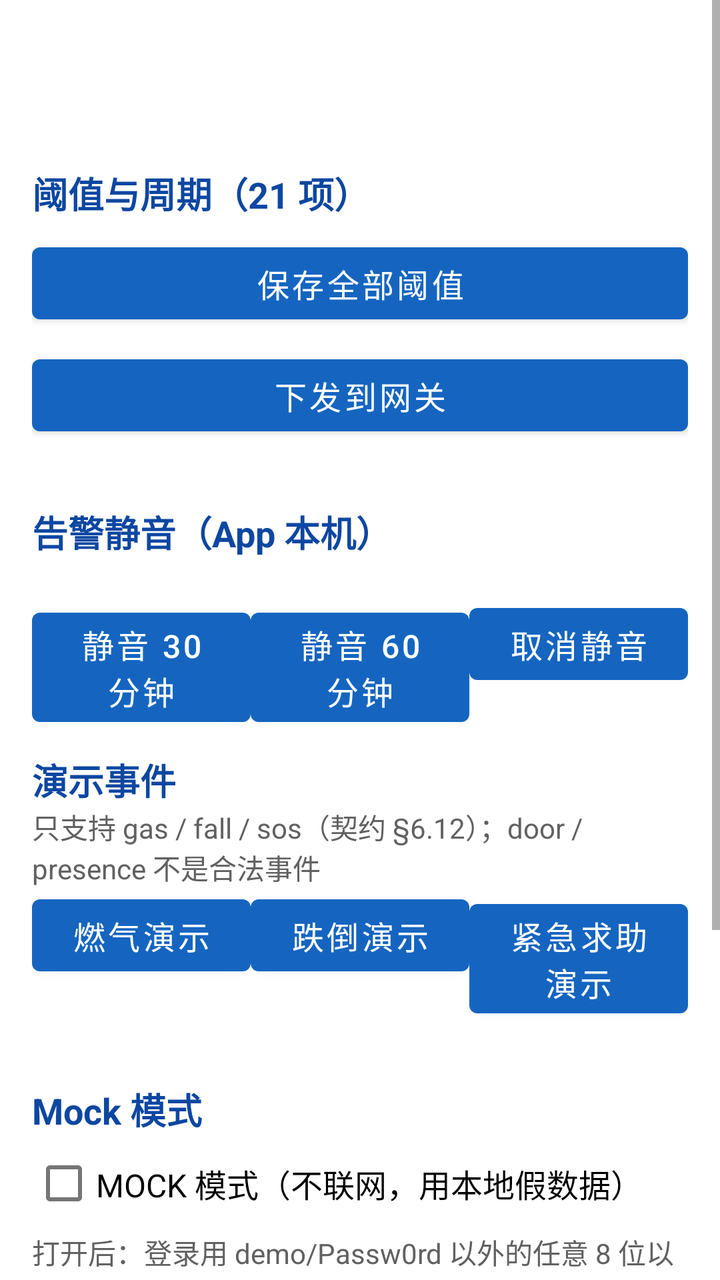
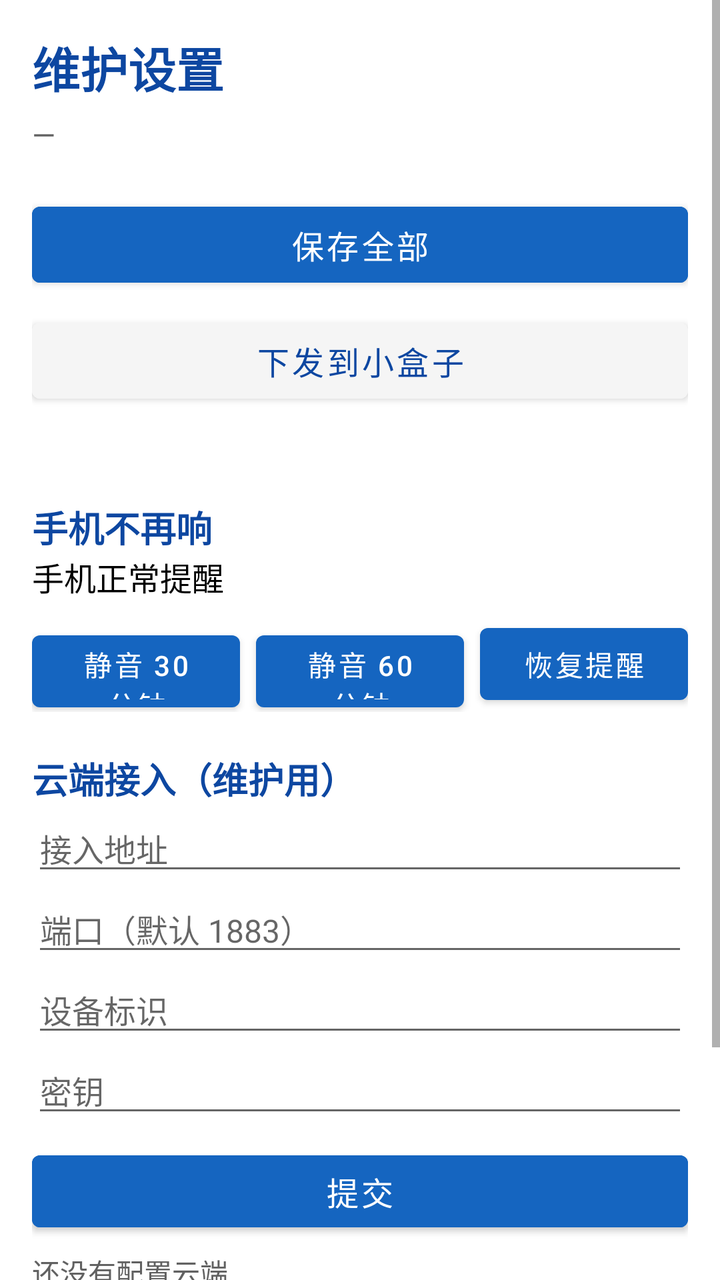

An Android layout rendered at two revisions. The XML below is the earlier revision; the diff shows what the commit changed to produce the second picture.
<!-- AndroidManifest.xml: application theme Theme.ElderCare.Provision -->
<!-- res/layout/activity_settings.xml -->
<?xml version="1.0" encoding="utf-8"?>
<ScrollView xmlns:android="http://schemas.android.com/apk/res/android"
    android:layout_width="match_parent"
    android:layout_height="match_parent">

    <LinearLayout
        android:layout_width="match_parent"
        android:layout_height="wrap_content"
        android:orientation="vertical"
        android:padding="16dp">

        <TextView
            android:id="@+id/tvOfflineBanner"
            style="@style/CardBody"
            android:layout_width="match_parent"
            android:layout_height="wrap_content"
            android:background="@color/err_bg"
            android:padding="8dp"
            android:text="@string/offline_banner"
            android:visibility="gone" />

        <TextView
            android:id="@+id/tvAccount"
            style="@style/CardTitle"
            android:layout_width="match_parent"
            android:layout_height="wrap_content" />

        <TextView
            android:id="@+id/tvSource"
            style="@style/CardBody"
            android:layout_width="match_parent"
            android:layout_height="wrap_content" />

        <TextView
            style="@style/CardTitle"
            android:layout_width="match_parent"
            android:layout_height="wrap_content"
            android:text="@string/label_thresholds" />

        <LinearLayout
            android:id="@+id/listSettings"
            android:layout_width="match_parent"
            android:layout_height="wrap_content"
            android:orientation="vertical" />

        <Button
            android:id="@+id/btnSaveAll"
            style="@style/Field"
            android:layout_width="match_parent"
            android:layout_height="wrap_content"
            android:text="@string/action_save_all" />

        <Button
            android:id="@+id/btnDispatch"
            style="@style/Field"
            android:layout_width="match_parent"
            android:layout_height="wrap_content"
            android:text="@string/action_dispatch_settings" />

        <TextView
            android:id="@+id/tvDispatchResult"
            style="@style/CardBody"
            android:layout_width="match_parent"
            android:layout_height="wrap_content" />

        <TextView
            style="@style/CardTitle"
            android:layout_width="match_parent"
            android:layout_height="wrap_content"
            android:text="@string/label_mute" />

        <TextView
            android:id="@+id/tvMuteState"
            style="@style/CardBody"
            android:layout_width="match_parent"
            android:layout_height="wrap_content" />

        <LinearLayout
            android:layout_width="match_parent"
            android:layout_height="wrap_content"
            android:orientation="horizontal">

            <Button
                android:id="@+id/btnMute30"
                android:layout_width="0dp"
                android:layout_height="wrap_content"
                android:layout_weight="1"
                android:text="@string/action_mute_30" />

            <Button
                android:id="@+id/btnMute60"
                android:layout_width="0dp"
                android:layout_height="wrap_content"
                android:layout_weight="1"
                android:text="@string/action_mute_60" />

            <Button
                android:id="@+id/btnUnmute"
                android:layout_width="0dp"
                android:layout_height="wrap_content"
                android:layout_weight="1"
                android:text="@string/action_unmute" />
        </LinearLayout>

        <TextView
            style="@style/CardTitle"
            android:layout_width="match_parent"
            android:layout_height="wrap_content"
            android:text="@string/label_demo" />

        <TextView
            style="@style/CardBody"
            android:layout_width="match_parent"
            android:layout_height="wrap_content"
            android:text="@string/demo_note" />

        <LinearLayout
            android:layout_width="match_parent"
            android:layout_height="wrap_content"
            android:orientation="horizontal">

            <Button
                android:id="@+id/btnDemoGas"
                android:layout_width="0dp"
                android:layout_height="wrap_content"
                android:layout_weight="1"
                android:text="@string/action_demo_gas" />

            <Button
                android:id="@+id/btnDemoFall"
                android:layout_width="0dp"
                android:layout_height="wrap_content"
                android:layout_weight="1"
                android:text="@string/action_demo_fall" />

            <Button
                android:id="@+id/btnDemoSos"
                android:layout_width="0dp"
                android:layout_height="wrap_content"
                android:layout_weight="1"
                android:text="@string/action_demo_sos" />
        </LinearLayout>

        <TextView
            android:id="@+id/tvDemoResult"
            style="@style/CardBody"
            android:layout_width="match_parent"
            android:layout_height="wrap_content" />

        <TextView
            style="@style/CardTitle"
            android:layout_width="match_parent"
            android:layout_height="wrap_content"
            android:text="@string/label_mock" />

        <CheckBox
            android:id="@+id/cbMock"
            android:layout_width="match_parent"
            android:layout_height="wrap_content"
            android:text="@string/settings_mock" />

        <TextView
            style="@style/CardBody"
            android:layout_width="match_parent"
            android:layout_height="wrap_content"
            android:text="@string/settings_mock_note" />

        <Button
            android:id="@+id/btnSmoke"
            style="@style/Field"
            android:layout_width="match_parent"
            android:layout_height="wrap_content"
            android:text="@string/action_smoke_test" />

        <Button
            android:id="@+id/btnDevSettings"
            style="@style/Field"
            android:layout_width="match_parent"
            android:layout_height="wrap_content"
            android:text="@string/action_dev_settings" />

        <Button
            android:id="@+id/btnLogout"
            style="@style/Field"
            android:layout_width="match_parent"
            android:layout_height="wrap_content"
            android:text="@string/action_logout" />
    </LinearLayout>
</ScrollView>
<!-- resources referenced by this layout -->
<resources>
  <color name="err_bg">#FFEBEE</color>
  <string name="action_demo_fall">跌倒演示</string>
  <string name="action_demo_gas">燃气演示</string>
  <string name="action_demo_sos">紧急求助演示</string>
  <string name="action_dev_settings">开发者设置</string>
  <string name="action_dispatch_settings">下发到网关</string>
  <string name="action_logout">退出登录</string>
  <string name="action_mute_30">静音 30 分钟</string>
  <string name="action_mute_60">静音 60 分钟</string>
  <string name="action_save_all">保存全部阈值</string>
  <string name="action_smoke_test">开始自检</string>
  <string name="action_unmute">取消静音</string>
  <string name="demo_note">只支持 gas / fall / sos（契约 §6.12）；door / presence 不是合法事件</string>
  <string name="label_demo">演示事件</string>
  <string name="label_mock">Mock 模式</string>
  <string name="label_mute">告警静音（App 本机）</string>
  <string name="label_thresholds">阈值与周期（21 项）</string>
  <string name="offline_banner">网络不可用：下面是上次拿到的数据；恢复后下拉刷新即可</string>
  <string name="settings_mock">MOCK 模式（不联网，用本地假数据）</string>
  <string name="settings_mock_note">打开后：登录用 demo/Passw0rd 以外的任意 8 位以上口令都会失败，正确口令是 Passw0rd；账号绑定需要绑定码 482913。这样可以在没有服务器、没有网关的情况下把整条界面流程走一遍。</string>
  <style name="CardBody">
          <item name="android:textSize">14sp</item>
          <item name="android:textColor">@color/muted</item>
      </style>
  <style name="CardTitle">
          <item name="android:textSize">18sp</item>
          <item name="android:textStyle">bold</item>
          <item name="android:textColor">@color/brand_dark</item>
          <item name="android:layout_marginTop">12dp</item>
      </style>
  <style name="Field">
          <item name="android:layout_width">match_parent</item>
          <item name="android:layout_height">wrap_content</item>
          <item name="android:layout_marginTop">8dp</item>
      </style>
  <style name="Theme.ElderCare.Provision" parent="Theme.MaterialComponents.DayNight.NoActionBar">
          <item name="colorPrimary">@color/brand</item>
          <item name="colorPrimaryDark">@color/brand_dark</item>
          <item name="colorAccent">@color/brand</item>
          <item name="android:textSize">16sp</item>
          <item name="android:windowBackground">@color/white</item>
      </style>
  <color name="muted">#616161</color>
  <color name="brand_dark">#0D47A1</color>
  <color name="brand">#1565C0</color>
  <color name="white">#FFFFFFFF</color>
</resources>

<!-- the commit's change to res/layout/activity_settings.xml (unified diff, before → after) -->
@@ -1,7 +1,8 @@
 <?xml version="1.0" encoding="utf-8"?>
 <ScrollView xmlns:android="http://schemas.android.com/apk/res/android"
     android:layout_width="match_parent"
-    android:layout_height="match_parent">
+    android:layout_height="match_parent"
+    android:fillViewport="true">
 
     <LinearLayout
         android:layout_width="match_parent"
@@ -11,179 +12,195 @@
 
         <TextView
             android:id="@+id/tvOfflineBanner"
-            style="@style/CardBody"
-            android:layout_width="match_parent"
-            android:layout_height="wrap_content"
-            android:background="@color/err_bg"
+            android:layout_width="match_parent"
+            android:layout_height="wrap_content"
+            android:background="@drawable/bg_banner"
             android:padding="8dp"
             android:text="@string/offline_banner"
+            android:textColor="@color/warn"
+            android:textSize="14sp"
             android:visibility="gone" />
 
         <TextView
-            android:id="@+id/tvAccount"
-            style="@style/CardTitle"
-            android:layout_width="match_parent"
-            android:layout_height="wrap_content" />
+            android:layout_width="match_parent"
+            android:layout_height="wrap_content"
+            android:text="@string/title_maintenance"
+            android:textColor="@color/brand_dark"
+            android:textSize="24sp"
+            android:textStyle="bold" />
 
         <TextView
             android:id="@+id/tvSource"
-            style="@style/CardBody"
-            android:layout_width="match_parent"
-            android:layout_height="wrap_content" />
-
-        <TextView
-            style="@style/CardTitle"
-            android:layout_width="match_parent"
-            android:layout_height="wrap_content"
-            android:text="@string/label_thresholds" />
+            android:layout_width="match_parent"
+            android:layout_height="wrap_content"
+            android:layout_marginTop="6dp"
+            android:text="@string/value_unknown"
+            android:textColor="@color/muted"
+            android:textSize="15sp" />
 
         <LinearLayout
             android:id="@+id/listSettings"
             android:layout_width="match_parent"
             android:layout_height="wrap_content"
+            android:layout_marginTop="12dp"
             android:orientation="vertical" />
 
         <Button
             android:id="@+id/btnSaveAll"
-            style="@style/Field"
-            android:layout_width="match_parent"
-            android:layout_height="wrap_content"
-            android:text="@string/action_save_all" />
+            android:layout_width="match_parent"
+            android:layout_height="50dp"
+            android:layout_marginTop="8dp"
+            android:backgroundTint="@color/brand"
+            android:text="@string/action_save_all"
+            android:textSize="16sp" />
 
         <Button
             android:id="@+id/btnDispatch"
-            style="@style/Field"
-            android:layout_width="match_parent"
-            android:layout_height="wrap_content"
-            android:text="@string/action_dispatch_settings" />
+            android:layout_width="match_parent"
+            android:layout_height="50dp"
+            android:layout_marginTop="8dp"
+            android:backgroundTint="@color/surface_alt"
+            android:text="@string/action_dispatch_settings"
+            android:textColor="@color/brand_dark"
+            android:textSize="16sp" />
 
         <TextView
             android:id="@+id/tvDispatchResult"
-            style="@style/CardBody"
-            android:layout_width="match_parent"
-            android:layout_height="wrap_content" />
-
-        <TextView
-            style="@style/CardTitle"
-            android:layout_width="match_parent"
-            android:layout_height="wrap_content"
-            android:text="@string/label_mute" />
+            android:layout_width="match_parent"
+            android:layout_height="wrap_content"
+            android:layout_marginTop="6dp"
+            android:textColor="@color/muted"
+            android:textSize="14sp" />
+
+        <TextView
+            android:layout_width="match_parent"
+            android:layout_height="wrap_content"
+            android:layout_marginTop="20dp"
+            android:text="@string/label_mute"
+            android:textColor="@color/brand_dark"
+            android:textSize="18sp"
+            android:textStyle="bold" />
 
         <TextView
             android:id="@+id/tvMuteState"
-            style="@style/CardBody"
-            android:layout_width="match_parent"
-            android:layout_height="wrap_content" />
+            android:layout_width="match_parent"
+            android:layout_height="wrap_content"
+            android:text="@string/msg_not_muted"
+            android:textColor="@color/black"
+            android:textSize="16sp" />
 
         <LinearLayout
             android:layout_width="match_parent"
             android:layout_height="wrap_content"
+            android:layout_marginTop="8dp"
             android:orientation="horizontal">
 
             <Button
                 android:id="@+id/btnMute30"
                 android:layout_width="0dp"
-                android:layout_height="wrap_content"
+                android:layout_height="48dp"
                 android:layout_weight="1"
-                android:text="@string/action_mute_30" />
+                android:text="@string/action_mute_30"
+                android:textSize="14sp" />
 
             <Button
                 android:id="@+id/btnMute60"
                 android:layout_width="0dp"
-                android:layout_height="wrap_content"
+                android:layout_height="48dp"
+                android:layout_marginStart="8dp"
                 android:layout_weight="1"
-                android:text="@string/action_mute_60" />
+                android:text="@string/action_mute_60"
+                android:textSize="14sp" />
 
             <Button
                 android:id="@+id/btnUnmute"
                 android:layout_width="0dp"
-                android:layout_height="wrap_content"
+                android:layout_height="48dp"
+                android:layout_marginStart="8dp"
                 android:layout_weight="1"
-                android:text="@string/action_unmute" />
+                android:text="@string/action_unmute"
+                android:textSize="14sp" />
         </LinearLayout>
 
         <TextView
-            style="@style/CardTitle"
-            android:layout_width="match_parent"
-            android:layout_height="wrap_content"
-            android:text="@string/label_demo" />
-
-        <TextView
-            style="@style/CardBody"
-            android:layout_width="match_parent"
-            android:layout_height="wrap_content"
-            android:text="@string/demo_note" />
-
-        <LinearLayout
-            android:layout_width="match_parent"
-            android:layout_height="wrap_content"
-            android:orientation="horizontal">
-
-            <Button
-                android:id="@+id/btnDemoGas"
-                android:layout_width="0dp"
-                android:layout_height="wrap_content"
-                android:layout_weight="1"
-                android:text="@string/action_demo_gas" />
-
-            <Button
-                android:id="@+id/btnDemoFall"
-                android:layout_width="0dp"
-                android:layout_height="wrap_content"
-                android:layout_weight="1"
-                android:text="@string/action_demo_fall" />
-
-            <Button
-                android:id="@+id/btnDemoSos"
-                android:layout_width="0dp"
-                android:layout_height="wrap_content"
-                android:layout_weight="1"
-                android:text="@string/action_demo_sos" />
-        </LinearLayout>
-
-        <TextView
-            android:id="@+id/tvDemoResult"
-            style="@style/CardBody"
-            android:layout_width="match_parent"
-            android:layout_height="wrap_content" />
-
-        <TextView
-            style="@style/CardTitle"
-            android:layout_width="match_parent"
-            android:layout_height="wrap_content"
-            android:text="@string/label_mock" />
-
-        <CheckBox
-            android:id="@+id/cbMock"
-            android:layout_width="match_parent"
-            android:layout_height="wrap_content"
-            android:text="@string/settings_mock" />
-
-        <TextView
-            style="@style/CardBody"
-            android:layout_width="match_parent"
-            android:layout_height="wrap_content"
-            android:text="@string/settings_mock_note" />
-
-        <Button
-            android:id="@+id/btnSmoke"
-            style="@style/Field"
-            android:layout_width="match_parent"
-            android:layout_height="wrap_content"
-            android:text="@string/action_smoke_test" />
-
-        <Button
-            android:id="@+id/btnDevSettings"
-            style="@style/Field"
-            android:layout_width="match_parent"
-            android:layout_height="wrap_content"
-            android:text="@string/action_dev_settings" />
-
-        <Button
-            android:id="@+id/btnLogout"
-            style="@style/Field"
-            android:layout_width="match_parent"
-            android:layout_height="wrap_content"
-            android:text="@string/action_logout" />
+            android:layout_width="match_parent"
+            android:layout_height="wrap_content"
+            android:layout_marginTop="20dp"
+            android:text="@string/label_cloud"
+            android:textColor="@color/brand_dark"
+            android:textSize="18sp"
+            android:textStyle="bold" />
+
+        <EditText
+            android:id="@+id/etIotdaHost"
+            android:layout_width="match_parent"
+            android:layout_height="wrap_content"
+            android:hint="@string/hint_cloud_host"
+            android:importantForAutofill="no"
+            android:inputType="text"
+            android:textSize="16sp" />
+
+        <EditText
+            android:id="@+id/etIotdaPort"
+            android:layout_width="match_parent"
+            android:layout_height="wrap_content"
+            android:hint="@string/hint_cloud_port"
+            android:importantForAutofill="no"
+            android:inputType="number"
+            android:textSize="16sp" />
+
+        <EditText
+            android:id="@+id/etIotdaDevice"
+            android:layout_width="match_parent"
+            android:layout_height="wrap_content"
+            android:hint="@string/hint_cloud_device"
+            android:importantForAutofill="no"
+            android:inputType="text"
+            android:textSize="16sp" />
+
+        <EditText
+            android:id="@+id/etIotdaSecret"
+            android:layout_width="match_parent"
+            android:layout_height="wrap_content"
+            android:hint="@string/hint_cloud_secret"
+            android:importantForAutofill="no"
+            android:inputType="textPassword"
+            android:textSize="16sp" />
+
+        <Button
+            android:id="@+id/btnSubmitIotda"
+            android:layout_width="match_parent"
+            android:layout_height="48dp"
+            android:layout_marginTop="8dp"
+            android:backgroundTint="@color/brand"
+            android:text="@string/action_submit_cloud"
+            android:textSize="16sp" />
+
+        <TextView
+            android:id="@+id/tvIotdaState"
+            android:layout_width="match_parent"
+            android:layout_height="wrap_content"
+            android:layout_marginTop="6dp"
+            android:text="@string/msg_cloud_none"
+            android:textColor="@color/muted"
+            android:textSize="14sp" />
+
+        <Button
+            android:id="@+id/btnSelfCheck"
+            android:layout_width="match_parent"
+            android:layout_height="wrap_content"
+            android:layout_marginTop="16dp"
+            android:backgroundTint="@color/brand"
+            android:text="@string/action_self_check"
+            android:textSize="16sp" />
+
+        <Button
+            android:id="@+id/btnClose"
+            android:layout_width="match_parent"
+            android:layout_height="wrap_content"
+            android:layout_marginTop="8dp"
+            android:backgroundTint="@color/muted"
+            android:text="@string/action_close"
+            android:textSize="16sp" />
     </LinearLayout>
 </ScrollView>
<!-- resource entries referenced after the edit -->
@@ -1,40 +1,24 @@
 <!-- resources referenced by this layout -->
 <resources>
-  <color name="err_bg">#FFEBEE</color>
-  <string name="action_demo_fall">跌倒演示</string>
-  <string name="action_demo_gas">燃气演示</string>
-  <string name="action_demo_sos">紧急求助演示</string>
-  <string name="action_dev_settings">开发者设置</string>
-  <string name="action_dispatch_settings">下发到网关</string>
-  <string name="action_logout">退出登录</string>
+  <color name="black">#FF000000</color>
+  <string name="action_dispatch_settings">下发到小盒子</string>
   <string name="action_mute_30">静音 30 分钟</string>
   <string name="action_mute_60">静音 60 分钟</string>
-  <string name="action_save_all">保存全部阈值</string>
-  <string name="action_smoke_test">开始自检</string>
-  <string name="action_unmute">取消静音</string>
-  <string name="demo_note">只支持 gas / fall / sos（契约 §6.12）；door / presence 不是合法事件</string>
-  <string name="label_demo">演示事件</string>
-  <string name="label_mock">Mock 模式</string>
-  <string name="label_mute">告警静音（App 本机）</string>
-  <string name="label_thresholds">阈值与周期（21 项）</string>
-  <string name="offline_banner">网络不可用：下面是上次拿到的数据；恢复后下拉刷新即可</string>
-  <string name="settings_mock">MOCK 模式（不联网，用本地假数据）</string>
-  <string name="settings_mock_note">打开后：登录用 demo/Passw0rd 以外的任意 8 位以上口令都会失败，正确口令是 Passw0rd；账号绑定需要绑定码 482913。这样可以在没有服务器、没有网关的情况下把整条界面流程走一遍。</string>
-  <style name="CardBody">
-          <item name="android:textSize">14sp</item>
-          <item name="android:textColor">@color/muted</item>
-      </style>
-  <style name="CardTitle">
-          <item name="android:textSize">18sp</item>
-          <item name="android:textStyle">bold</item>
-          <item name="android:textColor">@color/brand_dark</item>
-          <item name="android:layout_marginTop">12dp</item>
-      </style>
-  <style name="Field">
-          <item name="android:layout_width">match_parent</item>
-          <item name="android:layout_height">wrap_content</item>
-          <item name="android:layout_marginTop">8dp</item>
-      </style>
+  <string name="action_save_all">保存全部</string>
+  <string name="action_self_check">接口自检</string>
+  <string name="action_submit_cloud">提交</string>
+  <string name="action_unmute">恢复提醒</string>
+  <string name="hint_cloud_device">设备标识</string>
+  <string name="hint_cloud_host">接入地址</string>
+  <string name="hint_cloud_port">端口（默认 1883）</string>
+  <string name="hint_cloud_secret">密钥</string>
+  <string name="label_cloud">云端接入（维护用）</string>
+  <string name="label_mute">手机不再响</string>
+  <string name="msg_cloud_none">还没有配置云端</string>
+  <string name="msg_not_muted">手机正常提醒</string>
+  <string name="offline_banner">网络不太好，正在重试</string>
+  <string name="title_maintenance">维护设置</string>
+  <string name="value_unknown">—</string>
   <style name="Theme.ElderCare.Provision" parent="Theme.MaterialComponents.DayNight.NoActionBar">
           <item name="colorPrimary">@color/brand</item>
           <item name="colorPrimaryDark">@color/brand_dark</item>
@@ -42,7 +26,16 @@
           <item name="android:textSize">16sp</item>
           <item name="android:windowBackground">@color/white</item>
       </style>
+  <color name="warn_bg">#FFF3E0</color>
   <color name="muted">#616161</color>
+  <color name="surface_alt">#F5F5F5</color>
+  <color name="warn">#EF6C00</color>
+  <!-- drawable bg_banner (drawable) -->
+  <?xml version="1.0" encoding="utf-8"?>
+  <shape xmlns:android="http://schemas.android.com/apk/res/android" android:shape="rectangle">
+      <solid android:color="@color/warn_bg" />
+  </shape>
+  <string name="action_close">返回</string>
   <color name="brand_dark">#0D47A1</color>
   <color name="brand">#1565C0</color>
   <color name="white">#FFFFFFFF</color>
